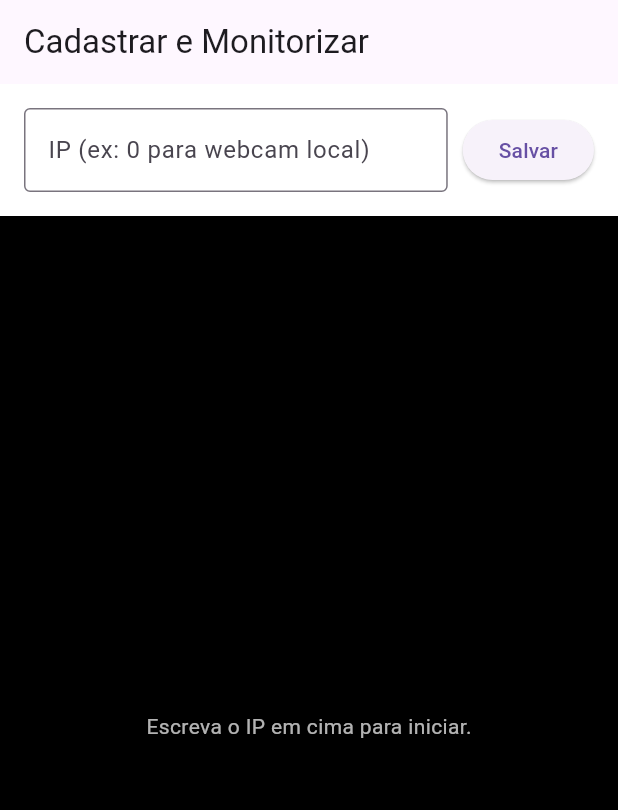
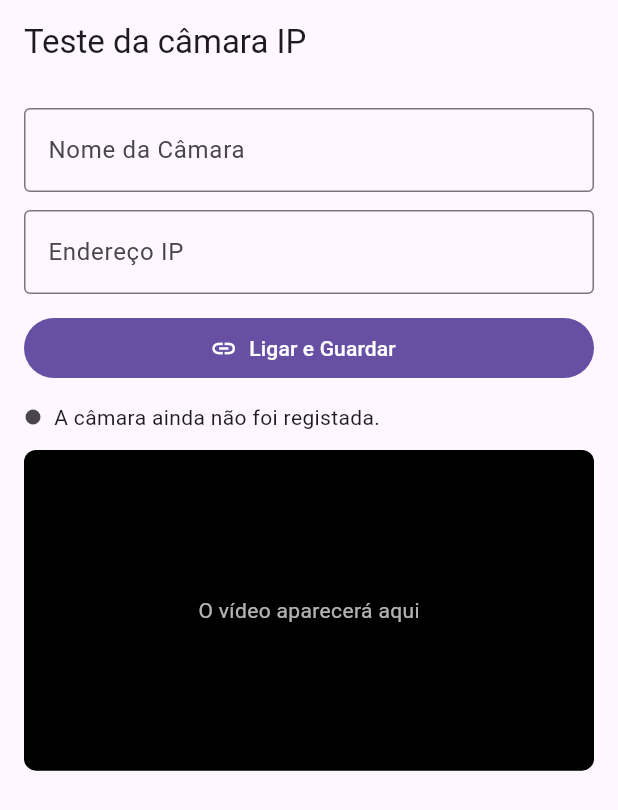
Before and after one commit to NeurAI-tcc/neurai_app, a Flutter app: the screen it shows after launch, on a phone screen of 412 x 824 dp. Shown: the top 810 px of the screen. Run offline on Flutter 3.47's test engine with Material 3 defaults, Android fonts, the light colour scheme and no system bars; our stand-ins replace device_preview, flutter_secure_storage; accounts and stored records are empty.

Commit message:
testes de conexão da camera

```diff
--- a/lib/main.dart
+++ b/lib/main.dart
@@ -1,9 +1,14 @@
 import 'dart:convert';
+import 'package:device_preview/device_preview.dart';
+import 'package:flutter/foundation.dart';
 import 'package:flutter/material.dart';
 import 'package:web_socket_channel/web_socket_channel.dart';
+import 'pages/camera_stream_test_page.dart';
 
 void main() {
-  runApp(const MyApp());
+  runApp(
+    DevicePreview(enabled: !kReleaseMode, builder: (context) => const MyApp()),
+  );
 }
 
 class MyApp extends StatelessWidget {
@@ -11,9 +16,11 @@ class MyApp extends StatelessWidget {
 
   @override
   Widget build(BuildContext context) {
-    return const MaterialApp(
+    return MaterialApp(
       debugShowCheckedModeBanner: false,
-      home: CadastroCameraScreen(),
+      locale: DevicePreview.locale(context),
+      builder: DevicePreview.appBuilder,
+      home: CameraStreamTestPage(),
     );
   }
 }
--- /dev/null
+++ b/lib/pages/camera_stream_test_page.dart
@@ -0,0 +1,333 @@
+import 'dart:convert';
+import 'dart:typed_data';
+
+import 'package:flutter/material.dart';
+
+import '../models/camera_frame_model.dart';
+import '../services/camera_stream_service.dart';
+
+class CameraStreamTestPage extends StatefulWidget {
+  const CameraStreamTestPage({
+    super.key,
+    this.webSocketUri = 'ws://127.0.0.1:8000/ws/camera/',
+    this.token = 'token-de-teste',
+    this.streamService,
+  });
+
+  final String webSocketUri;
+  final String token;
+  final CameraStreamService? streamService;
+
+  @override
+  State<CameraStreamTestPage> createState() => _CameraStreamTestPageState();
+}
+
+class _CameraStreamTestPageState extends State<CameraStreamTestPage> {
+  late final TextEditingController _nomeController;
+  late final TextEditingController _ipController;
+  late final CameraStreamService _streamService;
+
+  final _formKey = GlobalKey<FormState>();
+  String? _cameraId;
+  String? _erro;
+  bool _salvando = false;
+  bool _conectando = false;
+
+  @override
+  void initState() {
+    super.initState();
+    _nomeController = TextEditingController();
+    _ipController = TextEditingController();
+    _streamService =
+        widget.streamService ??
+        CameraStreamService(baseUri: Uri.parse(widget.webSocketUri));
+  }
+
+  @override
+  void dispose() {
+    _nomeController.dispose();
+    _ipController.dispose();
+    _streamService.dispose();
+    super.dispose();
+  }
+
+  Future<void> _ligarEGuardar() async {
+    if (!(_formKey.currentState?.validate() ?? false)) return;
+
+    FocusManager.instance.primaryFocus?.unfocus();
+    setState(() {
+      _salvando = true;
+      _conectando = false;
+      _erro = null;
+    });
+
+    try {
+      final cameraId = await _guardarCameraNoBackend(
+        nome: _nomeController.text.trim(),
+        enderecoIp: _ipController.text.trim(),
+      );
+
+      if (!mounted) return;
+      setState(() {
+        _cameraId = cameraId;
+        _salvando = false;
+        _conectando = true;
+      });
+
+      await _streamService.connect(cameraId: cameraId, token: widget.token);
+
+      if (!mounted) return;
+      setState(() => _conectando = false);
+    } on Object catch (error) {
+      if (!mounted) return;
+      setState(() {
+        _salvando = false;
+        _conectando = false;
+        _erro = error.toString();
+      });
+    }
+  }
+
+  Future<String> _guardarCameraNoBackend({
+    required String nome,
+    required String enderecoIp,
+  }) async {
+    await Future<void>.delayed(const Duration(milliseconds: 250));
+    return enderecoIp;
+  }
+
+  Future<void> _desligar() async {
+    await _streamService.disconnect();
+    if (!mounted) return;
+    setState(() {
+      _cameraId = null;
+      _conectando = false;
+    });
+  }
+
+  @override
+  Widget build(BuildContext context) {
+    return Scaffold(
+      appBar: AppBar(title: const Text('Teste da câmara IP')),
+      body: SafeArea(
+        child: SingleChildScrollView(
+          padding: const EdgeInsets.all(16),
+          child: Form(
+            key: _formKey,
+            child: Column(
+              crossAxisAlignment: CrossAxisAlignment.stretch,
+              children: [
+                TextFormField(
+                  controller: _nomeController,
+                  textInputAction: TextInputAction.next,
+                  decoration: const InputDecoration(
+                    labelText: 'Nome da Câmara',
+                    border: OutlineInputBorder(),
+                  ),
+                  validator: (value) => value == null || value.trim().isEmpty
+                      ? 'Informe o nome da câmara'
+                      : null,
+                ),
+                const SizedBox(height: 12),
+                TextFormField(
+                  controller: _ipController,
+                  keyboardType: TextInputType.url,
+                  textInputAction: TextInputAction.done,
+                  decoration: const InputDecoration(
+                    labelText: 'Endereço IP',
+                    hintText: '192.168.0.10',
+                    border: OutlineInputBorder(),
+                  ),
+                  validator: (value) => value == null || value.trim().isEmpty
+                      ? 'Informe o endereço IP'
+                      : null,
+                  onFieldSubmitted: (_) => _ligarEGuardar(),
+                ),
+                const SizedBox(height: 12),
+                Row(
+                  children: [
+                    Expanded(
+                      child: FilledButton.icon(
+                        onPressed: _salvando || _conectando
+                            ? null
+                            : _ligarEGuardar,
+                        icon: const Icon(Icons.link),
+                        label: Text(
+                          _salvando
+                              ? 'A guardar...'
+                              : _conectando
+                              ? 'A ligar...'
+                              : 'Ligar e Guardar',
+                        ),
+                      ),
+                    ),
+                    if (_cameraId != null) ...[
+                      const SizedBox(width: 8),
+                      IconButton(
+                        tooltip: 'Desligar',
+                        onPressed: _desligar,
+                        icon: const Icon(Icons.link_off),
+                      ),
+                    ],
+                  ],
+                ),
+                const SizedBox(height: 12),
+                _StatusCard(
+                  cameraId: _cameraId,
+                  connecting: _conectando,
+                  stream: _streamService.frames,
+                  error: _erro,
+                ),
+                const SizedBox(height: 12),
+                _VideoPanel(stream: _streamService.frames),
+              ],
+            ),
+          ),
+        ),
+      ),
+    );
+  }
+}
+
+class _StatusCard extends StatelessWidget {
+  const _StatusCard({
+    required this.cameraId,
+    required this.connecting,
+    required this.stream,
+    required this.error,
+  });
+
+  final String? cameraId;
+  final bool connecting;
+  final Stream<CameraFrame> stream;
+  final String? error;
+
+  @override
+  Widget build(BuildContext context) {
+    final theme = Theme.of(context);
+    return StreamBuilder<CameraFrame>(
+      stream: stream,
+      builder: (context, snapshot) {
+        final text = error != null
+            ? error!
+            : connecting
+            ? 'A ligar ao backend...'
+            : cameraId == null
+            ? 'A câmara ainda não foi registada.'
+            : snapshot.hasData
+            ? 'Streaming ativo: ${snapshot.data!.statusIa}'
+            : 'Ligado. A aguardar frames...';
+        final color = error != null
+            ? theme.colorScheme.error
+            : snapshot.hasData
+            ? Colors.green
+            : theme.colorScheme.onSurfaceVariant;
+
+        return Row(
+          children: [
+            Icon(Icons.circle, size: 12, color: color),
+            const SizedBox(width: 8),
+            Expanded(child: Text(text)),
+          ],
+        );
+      },
+    );
+  }
+}
+
+class _VideoPanel extends StatelessWidget {
+  const _VideoPanel({required this.stream});
+
+  final Stream<CameraFrame> stream;
+
+  @override
+  Widget build(BuildContext context) {
+    return AspectRatio(
+      aspectRatio: 16 / 9,
+      child: DecoratedBox(
+        decoration: BoxDecoration(
+          color: Colors.black,
+          borderRadius: BorderRadius.circular(8),
+        ),
+        child: StreamBuilder<CameraFrame>(
+          stream: stream,
+          builder: (context, snapshot) {
+            if (snapshot.hasError) {
+              return Center(
+                child: Text(
+                  'Erro no streaming: ${snapshot.error}',
+                  style: const TextStyle(color: Colors.white),
+                  textAlign: TextAlign.center,
+                ),
+              );
+            }
+            if (!snapshot.hasData) {
+              return const Center(
+                child: Text(
+                  'O vídeo aparecerá aqui',
+                  style: TextStyle(color: Colors.white70),
+                ),
+              );
+            }
+
+            final frame = snapshot.data!;
+            return _FrameView(frame: frame);
+          },
+        ),
+      ),
+    );
+  }
+}
+
+class _FrameView extends StatelessWidget {
+  const _FrameView({required this.frame});
+
+  final CameraFrame frame;
+
+  @override
+  Widget build(BuildContext context) {
+    Uint8List bytes;
+    try {
+      bytes = base64Decode(frame.imagemBase64);
+    } on FormatException {
+      return const Center(
+        child: Text(
+          'Frame Base64 inválido',
+          style: TextStyle(color: Colors.white),
+        ),
+      );
+    }
+
+    return Stack(
+      fit: StackFit.expand,
+      children: [
+        Image.memory(bytes, fit: BoxFit.contain, gaplessPlayback: true),
+        for (final caixa in frame.caixas)
+          Positioned(
+            left: caixa.left,
+            top: caixa.top,
+            width: caixa.width,
+            height: caixa.height,
+            child: DecoratedBox(
+              decoration: BoxDecoration(
+                border: Border.all(color: Colors.redAccent, width: 2),
+              ),
+              child: Align(
+                alignment: Alignment.topLeft,
+                child: ColoredBox(
+                  color: Colors.redAccent,
+                  child: Padding(
+                    padding: const EdgeInsets.symmetric(horizontal: 4),
+                    child: Text(
+                      '${caixa.label} ${(caixa.confidence * 100).toStringAsFixed(0)}%',
+                      style: const TextStyle(color: Colors.white, fontSize: 11),
+                    ),
+                  ),
+                ),
+              ),
+            ),
+          ),
+      ],
+    );
+  }
+}
```
Also changed, not shown: 1 other file.
